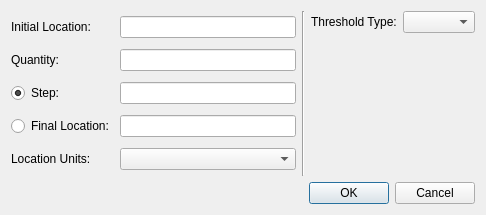
The window that resources/createDefinedSet.ui (gill14/AccuPatt) describes before a commit, drawn with Qt 5.
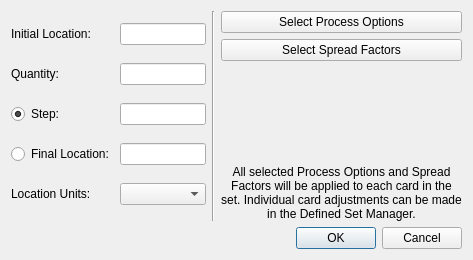
The same window after the commit.

Commit message: flesh out regularly spaced defined set creator

What changed in the file:
```diff
--- a/resources/createDefinedSet.ui
+++ b/resources/createDefinedSet.ui
@@ -9,8 +9,8 @@
    <rect>
     <x>0</x>
     <y>0</y>
-    <width>486</width>
-    <height>215</height>
+    <width>473</width>
+    <height>260</height>
    </rect>
   </property>
   <property name="windowTitle">
@@ -89,18 +89,18 @@
      <item>
       <layout class="QVBoxLayout" name="verticalLayout">
        <item>
-        <layout class="QGridLayout" name="gridLayout_2">
-         <item row="0" column="1">
-          <widget class="QComboBox" name="comboBoxThresholdType"/>
-         </item>
-         <item row="0" column="0">
-          <widget class="QLabel" name="label_5">
-           <property name="text">
-            <string>Threshold Type:</string>
-           </property>
-          </widget>
-         </item>
-        </layout>
+        <widget class="QPushButton" name="buttonProcessOptions">
+         <property name="text">
+          <string>Select Process Options</string>
+         </property>
+        </widget>
+       </item>
+       <item>
+        <widget class="QPushButton" name="buttonSpreadFactors">
+         <property name="text">
+          <string>Select Spread Factors</string>
+         </property>
+        </widget>
        </item>
        <item>
         <spacer name="verticalSpacer">
@@ -115,6 +115,19 @@
          </property>
         </spacer>
        </item>
+       <item>
+        <widget class="QLabel" name="label_2">
+         <property name="text">
+          <string>All selected Process Options and Spread Factors will be applied to each card in the set. Individual card adjustments can be made in the Defined Set Manager.</string>
+         </property>
+         <property name="alignment">
+          <set>Qt::AlignCenter</set>
+         </property>
+         <property name="wordWrap">
+          <bool>true</bool>
+         </property>
+        </widget>
+       </item>
       </layout>
      </item>
     </layout>
```
The commit also changes 6 other files.
